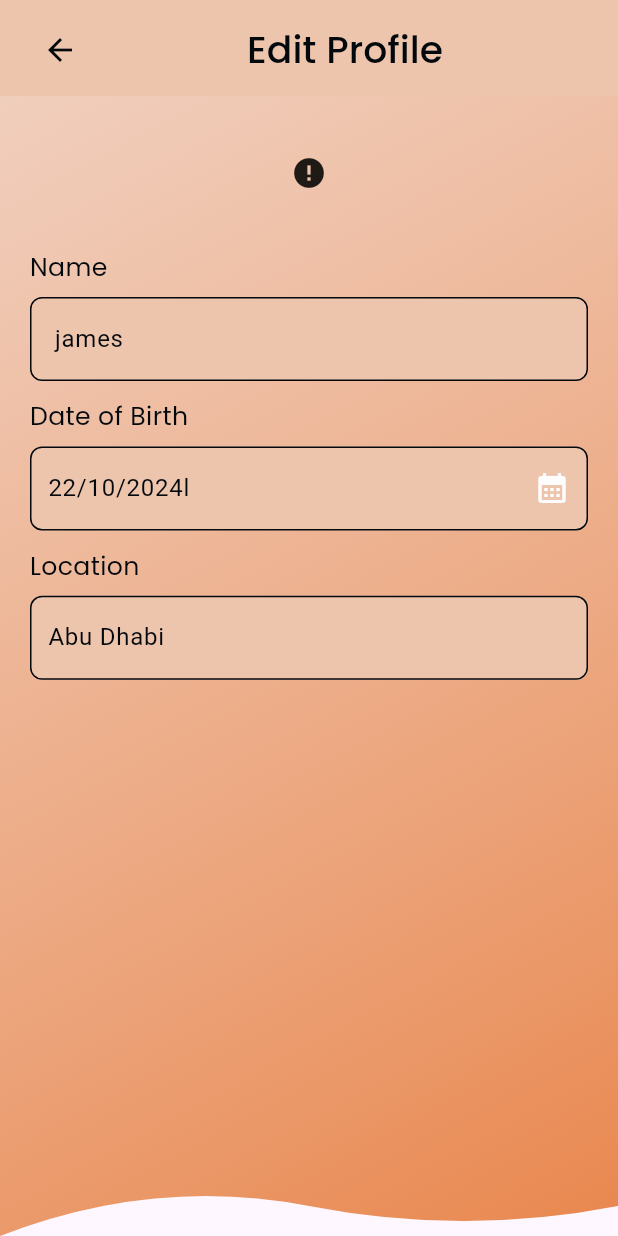
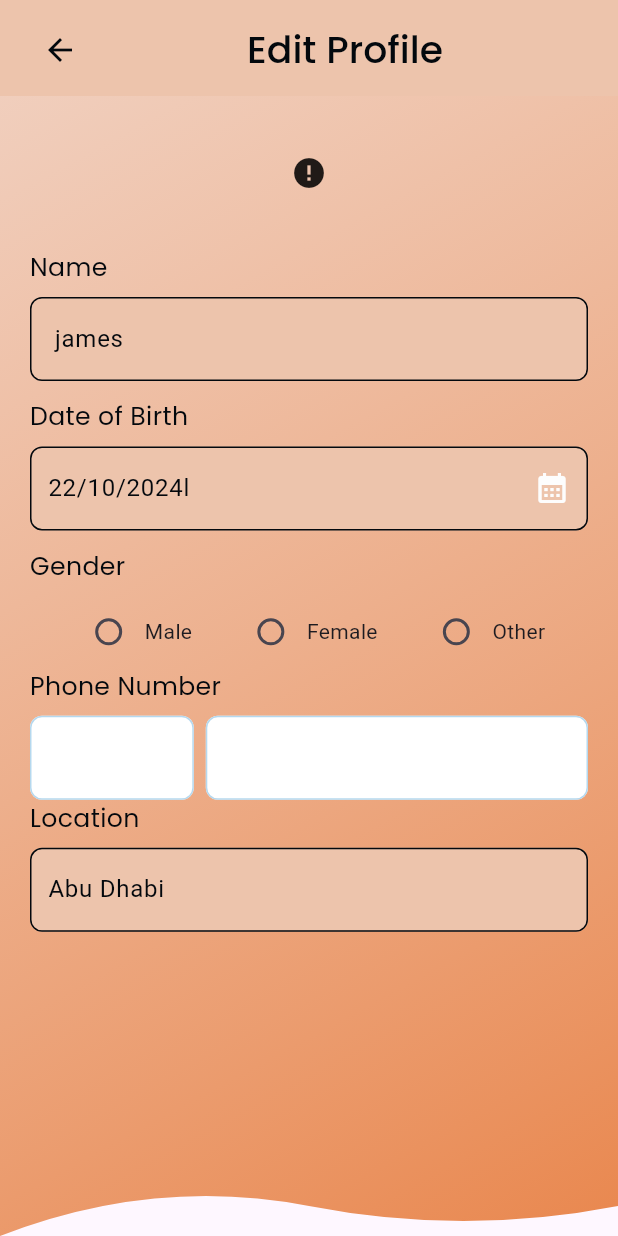
Before and after one commit to Masumraj1/barber_time, a Flutter app: the EditOwnerProfile screen opened by its route, on a phone screen of 412 x 824 dp. Run offline on Flutter 3.47's test engine with Material 3 defaults, Android fonts, the phone set to English and light mode, and no system bars; drawn by our look-alikes of cached_network_image; our stand-ins replace flutter_chat_types, flutter_chat_ui, flutter_screenutil, flutter_spinkit, flutter_svg, fluttertoast and 7 more; accounts and stored records are empty; network calls fail.

Commit message:
feature defiend

```diff
--- a/lib/app/bindings/dependency_injection.dart
+++ b/lib/app/bindings/dependency_injection.dart
@@ -1,6 +1,7 @@
 
 import 'package:barber_time/app/global/controller/auth_controller/auth_controller.dart';
 import 'package:barber_time/app/view/screens/owner/owner_message/controller/messaging_controller.dart';
+import 'package:barber_time/app/view/screens/owner/owner_profile/personal_info/controller/owner_profile_controller.dart';
 import 'package:barber_time/app/view/screens/owner/owner_profile/settings/info_controller/info_controller.dart';
 import 'package:barber_time/app/view/screens/splash/controller/splash_controller.dart';
 import 'package:get/get.dart';
@@ -11,6 +12,7 @@ class DependencyInjection extends Bindings {
     Get.lazyPut(() => AuthController(), fenix: true);
     Get.lazyPut(() => SplashController(), fenix: true);
     Get.lazyPut(() => InfoController(), fenix: true);
+    Get.lazyPut(() => OwnerProfileController(), fenix: true);
     // Get.lazyPut(() => MessagingController(), fenix: true);
 
 
--- a/lib/app/core/routes.dart
+++ b/lib/app/core/routes.dart
@@ -197,7 +197,7 @@ class AppRouter {
           name: RoutePath.editOwnerProfile,
           path: RoutePath.editOwnerProfile.addBasePath,
           pageBuilder: (context, state) => _buildPageWithAnimation(
-            child: const EditOwnerProfile(),
+            child:  EditOwnerProfile(),
             state: state,
           ),
         ),
--- /dev/null
+++ b/lib/app/view/common_widgets/custom_radio_button/custom_radio_button.dart
@@ -0,0 +1,41 @@
+import 'package:barber_time/app/view/screens/owner/owner_profile/personal_info/controller/owner_profile_controller.dart';
+import 'package:flutter/material.dart';
+import 'package:get/get.dart';
+
+class CustomRadioButtonRow extends StatelessWidget {
+  final OwnerProfileController controller = Get.put(OwnerProfileController());  // GetX controller
+  final TextEditingController genderController;
+
+  CustomRadioButtonRow({super.key, required this.genderController});
+
+  @override
+  Widget build(BuildContext context) {
+    return Row(
+      mainAxisAlignment: MainAxisAlignment.spaceEvenly,
+      children: [
+        _buildRadioButton('Male'),
+        _buildRadioButton('Female'),
+        _buildRadioButton('Other'),
+      ],
+    );
+  }
+
+  // Build individual radio buttons
+  Widget _buildRadioButton(String value) {
+    return Row(
+      children: [
+        Obx(() {
+          return Radio<String>(
+            value: value,
+            groupValue: controller.selectedValue.value,
+            onChanged: (String? newValue) {
+              controller.updateSelection(newValue!, genderController);  // Update the value in GetX controller and TextEditingController
+              print('Selected value: $newValue');  // Print the selected value to console
+            },
+          );
+        }),
+        Text(value),
+      ],
+    );
+  }
+}
--- /dev/null
+++ b/lib/app/view/screens/owner/owner_profile/personal_info/controller/owner_profile_controller.dart
@@ -0,0 +1,14 @@
+import 'package:flutter/cupertino.dart';
+import 'package:get/get.dart';
+
+class OwnerProfileController extends GetxController{
+  var selectedValue = ''.obs;
+
+  void updateSelection(String value, TextEditingController controller) {
+    selectedValue.value = value;
+    controller.text = value;
+  }
+
+
+
+}
--- a/lib/app/view/screens/owner/owner_profile/personal_info/edit_owner_profile.dart
+++ b/lib/app/view/screens/owner/owner_profile/personal_info/edit_owner_profile.dart
@@ -5,12 +5,19 @@ import 'package:barber_time/app/view/common_widgets/curved_Banner_clipper/curved
 import 'package:barber_time/app/view/common_widgets/custom_appbar/custom_appbar.dart';
 import 'package:barber_time/app/view/common_widgets/custom_from_card/custom_from_card.dart';
 import 'package:barber_time/app/view/common_widgets/custom_network_image/custom_network_image.dart';
+import 'package:barber_time/app/view/common_widgets/custom_radio_button/custom_radio_button.dart';
+import 'package:barber_time/app/view/common_widgets/custom_text/custom_text.dart';
+import 'package:barber_time/app/view/common_widgets/custom_text_field/custom_text_field.dart';
+import 'package:barber_time/app/view/screens/owner/owner_profile/personal_info/controller/owner_profile_controller.dart';
 import 'package:flutter/material.dart';
+import 'package:get/get.dart';
 
 class EditOwnerProfile extends StatelessWidget {
-  const EditOwnerProfile({
+  EditOwnerProfile({
     super.key,
   });
+
+  final OwnerProfileController controller = Get.find<OwnerProfileController>();
 
   @override
   Widget build(BuildContext context) {
@@ -57,13 +64,43 @@ class EditOwnerProfile extends StatelessWidget {
                     validator: (f) {}),
                 //dateOfBirth
                 CustomFromCard(
-                    suffixIcon: const Icon(Icons.calendar_month,color: AppColors.white50,),
+                    suffixIcon: const Icon(
+                      Icons.calendar_month,
+                      color: AppColors.white50,
+                    ),
                     isRead: true,
                     isBgColor: true,
                     isBorderColor: true,
                     title: AppStrings.dateOfBirth,
                     controller: TextEditingController(text: '22/10/2024l'),
                     validator: (f) {}),
+                const CustomText(
+                  color: AppColors.black,
+                  text: AppStrings.gender,
+                  fontWeight: FontWeight.w400,
+                  fontSize: 16,
+                  bottom: 8,
+                ),
+                //Gender
+                CustomRadioButtonRow(
+                  genderController: TextEditingController(),
+                ),
+                //======================Phone Number=================
+                const CustomText(
+                  color: AppColors.black,
+                  text: AppStrings.phoneNumber,
+                  fontWeight: FontWeight.w400,
+                  fontSize: 16,
+                  bottom: 8,
+                ),
+
+                const Row(
+                  children: [
+                    Expanded(flex: 3, child: CustomTextField()),
+                    SizedBox(width: 8,),
+                    Expanded(flex: 7, child: CustomTextField()),
+                  ],
+                ),
                 //location
                 CustomFromCard(
                     isBgColor: true,
--- a/pubspec.yaml
+++ b/pubspec.yaml
@@ -56,7 +56,7 @@ dependencies:
   image_picker: ^1.1.2
   file_picker: ^9.0.2
   open_filex: ^4.7.0
-
+  country_code_picker: ^3.2.0
 
 
 dev_dependencies:
```
Also changed, not shown: pubspec.lock, 1 other file.
